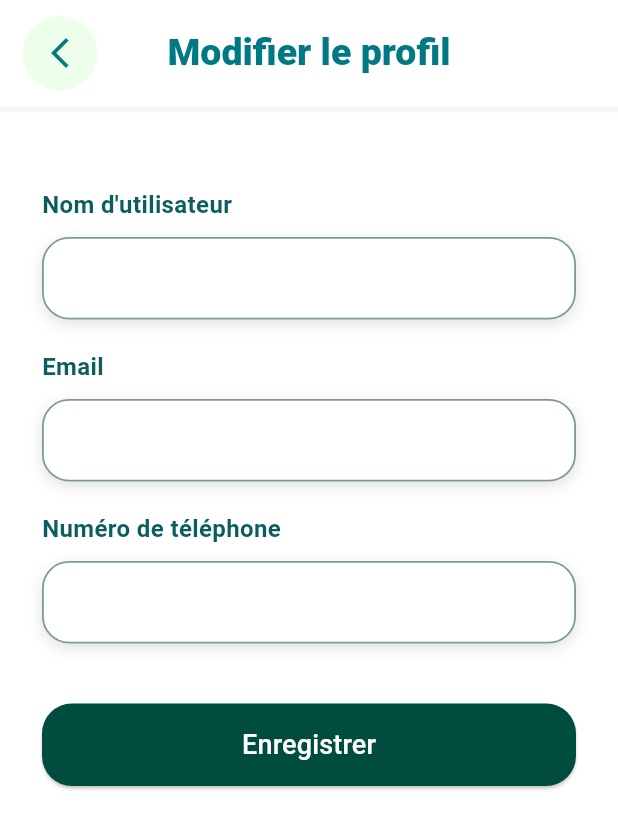
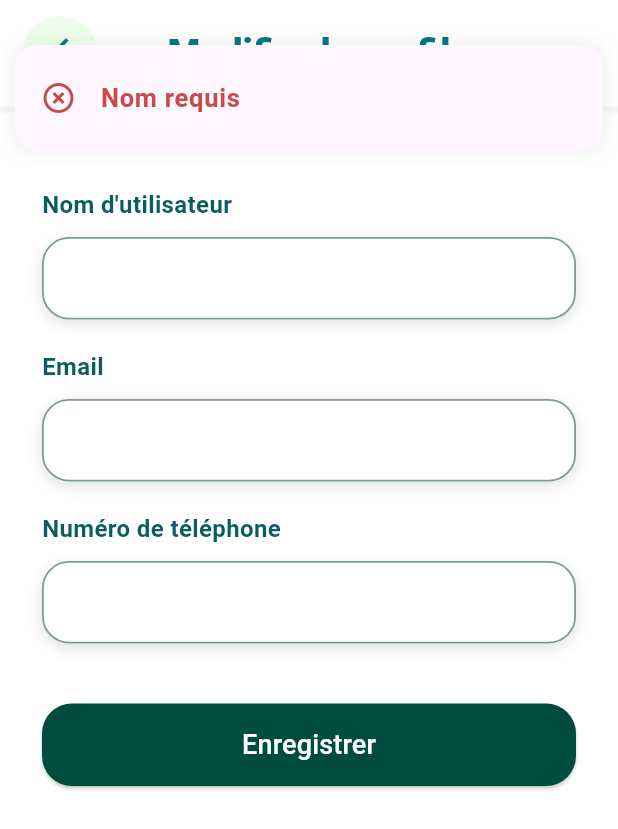
Before and after one commit to CapgePau-Uppa/DinoPet-Walker, a Flutter app: the EditProfileScreen screen opened directly, after a tap on "Enregistrer", on a phone screen of 412 x 824 dp. Shown: the top 829 px of the screen. Run offline on Flutter 3.47's test engine with Material 3 defaults, Android fonts, the phone set to English and light mode, and no system bars; drawn by our look-alikes of delightful_toast; our stand-ins replace app_links, cloud_firestore, connectivity_plus, firebase_auth, firebase_core, flutter_dotenv and 5 more; missing offline and left inert: flutter_web_auth_2, health; accounts and stored records are empty.

Commit message:
update username from edit profile screen

```diff
--- a/lib/controllers/firestore/user_controller.dart
+++ b/lib/controllers/firestore/user_controller.dart
@@ -1,5 +1,6 @@
 import 'package:dinopet_walker/models/user_model.dart';
 import 'package:dinopet_walker/services/user_service.dart';
+import 'package:dinopet_walker/utils/validator.dart';
 import 'package:flutter/material.dart';
 
 class UserController extends ChangeNotifier {
@@ -18,6 +19,29 @@ class UserController extends ChangeNotifier {
     notifyListeners();
   }
 
+  Future<String?> updateUsername(String newUsername) async {
+    final error = Validator.username(newUsername);
+    if (error != null) return error;
+
+    if (newUsername.trim() == user?.username) {
+      return "C'est déjà votre nom d'utilisateur";
+    }
+
+    await _userService.updateUsername(newUsername.trim());
+    if (user != null) {
+      user = UserModel(
+        uid: user!.uid,
+        username: newUsername.trim(),
+        email: user!.email,
+        goalSteps: user!.goalSteps,
+        createdAt: user!.createdAt,
+      );
+      notifyListeners();
+    }
+
+    return null;
+  }
+
   String get username => user?.username ?? '';
   String get email => user?.email ?? '';
 
--- a/lib/pages/edit_profile_screen.dart
+++ b/lib/pages/edit_profile_screen.dart
@@ -1,4 +1,5 @@
 import 'package:dinopet_walker/controllers/firestore/user_controller.dart';
+import 'package:dinopet_walker/widgets/common/toast.dart';
 import 'package:dinopet_walker/widgets/settings/profile/input_field.dart';
 import 'package:flutter/material.dart';
 import 'package:dinopet_walker/widgets/common/my_appbar.dart';
@@ -23,7 +24,7 @@ class _EditProfileScreenState extends State<EditProfileScreen> {
     initFields();
   }
 
-  void initFields(){
+  void initFields() {
     final userController = context.read<UserController>();
     usernameController.text = userController.username;
     emailController.text = userController.email;
@@ -37,7 +38,29 @@ class _EditProfileScreenState extends State<EditProfileScreen> {
     super.dispose();
   }
 
+  Future<void> _save() async {
+    final userController = context.read<UserController>();
 
+    final error = await userController.updateUsername(usernameController.text);
+
+    if (!mounted) return;
+
+    if (error != null) {
+      Toast.show(
+        context: context,
+        message: error,
+        icon: Icons.highlight_off,
+        color: const Color(0xFFC94A4A),
+      );
+    } else {
+      Toast.show(
+        context: context,
+        message: "Profil mis a jour",
+        icon: Icons.check_circle,
+        color: const Color(0xFF4CAF50),
+      );
+    }
+  }
 
   @override
   Widget build(BuildContext context) {
@@ -73,7 +96,7 @@ class _EditProfileScreenState extends State<EditProfileScreen> {
                   keyboardType: TextInputType.phone,
                 ),
                 const SizedBox(height: 40),
-              PrimaryButton(label: "Enregistrer", onPressed: () {}),
+                PrimaryButton(label: "Enregistrer", onPressed: _save),
               ],
             ),
           ),
--- a/lib/services/user_service.dart
+++ b/lib/services/user_service.dart
@@ -55,4 +55,13 @@ class UserService {
       'goalSteps': newGoal,
     });
   }
+
+  // mettre a jour le nom d'utilisateur
+  Future<void> updateUsername(String newUsername) async {
+    final uid = getCurrentAthenticatedUser()?.uid;
+    if (uid == null) return;
+    await _firestoreInstance.collection('users').doc(uid).update({
+      'username': newUsername,
+    });
+  }
 }
```
Lines whose indentation alone changed are shown as unchanged.
